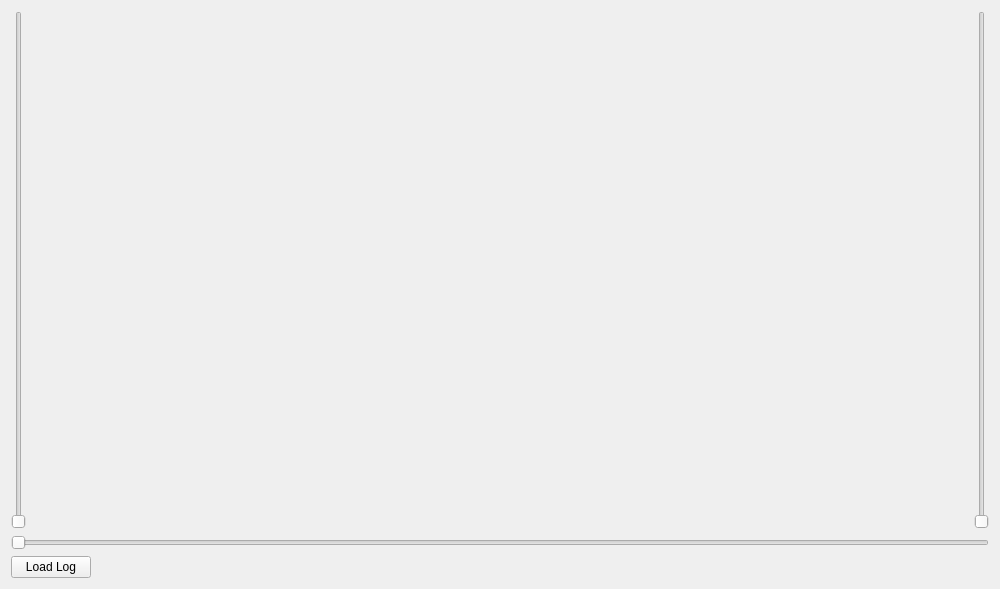
First picture: the form in src/ui/AP2DataPlot2D.ui, repository ArduPilot/apm_planner, before the edit.
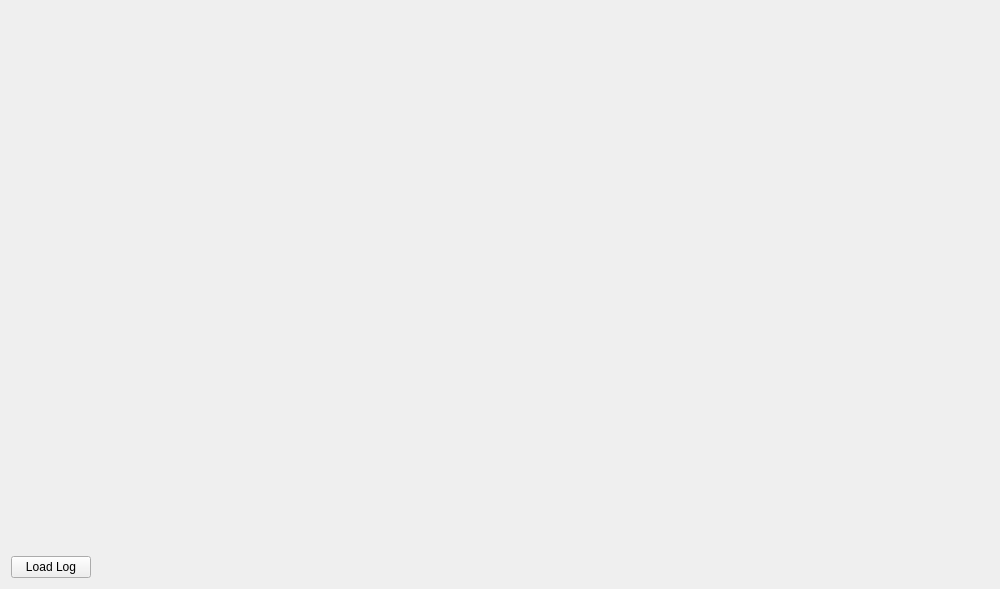
Second picture: the form after the edit.

Commit message: Cleaned up plot code, so it can now reload logs properly, and zoom and scroll with the mouse

```diff
--- a/src/ui/AP2DataPlot2D.ui
+++ b/src/ui/AP2DataPlot2D.ui
@@ -15,18 +15,11 @@
   </property>
   <layout class="QVBoxLayout" name="verticalLayout_5">
    <item>
-    <layout class="QVBoxLayout" name="verticalLayout">
+    <layout class="QVBoxLayout" name="verticalLayout" stretch="1,0">
      <item>
       <layout class="QVBoxLayout" name="verticalLayout_2">
        <item>
         <layout class="QHBoxLayout" name="horizontalLayout_2">
-         <item>
-          <widget class="QSlider" name="verticalSlider">
-           <property name="orientation">
-            <enum>Qt::Vertical</enum>
-           </property>
-          </widget>
-         </item>
          <item>
           <widget class="QWidget" name="widget" native="true">
            <layout class="QVBoxLayout" name="verticalLayout_4">
@@ -36,22 +29,8 @@
            </layout>
           </widget>
          </item>
-         <item>
-          <widget class="QSlider" name="zoomSlider">
-           <property name="orientation">
-            <enum>Qt::Vertical</enum>
-           </property>
-          </widget>
-         </item>
         </layout>
        </item>
-       <item>
-        <widget class="QSlider" name="horizontalSlider">
-         <property name="orientation">
-          <enum>Qt::Horizontal</enum>
-         </property>
-        </widget>
-       </item>
       </layout>
      </item>
      <item>
```
The commit also changes 4 other files.
